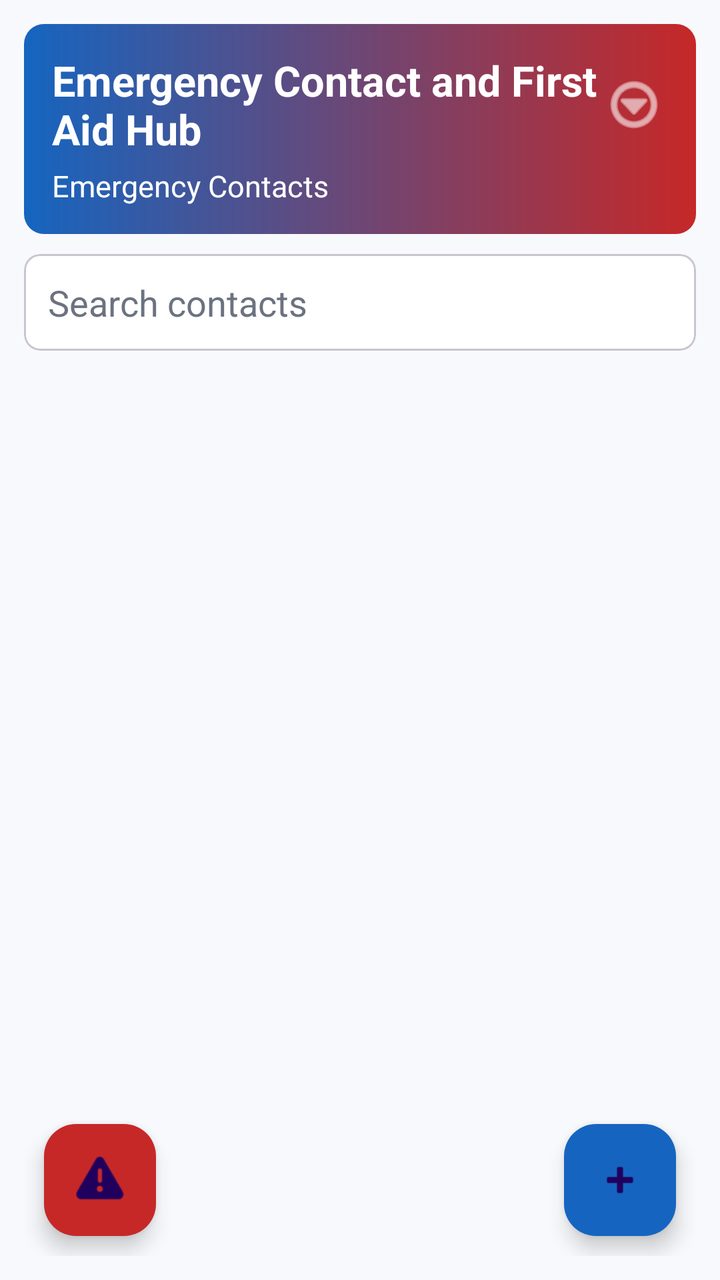
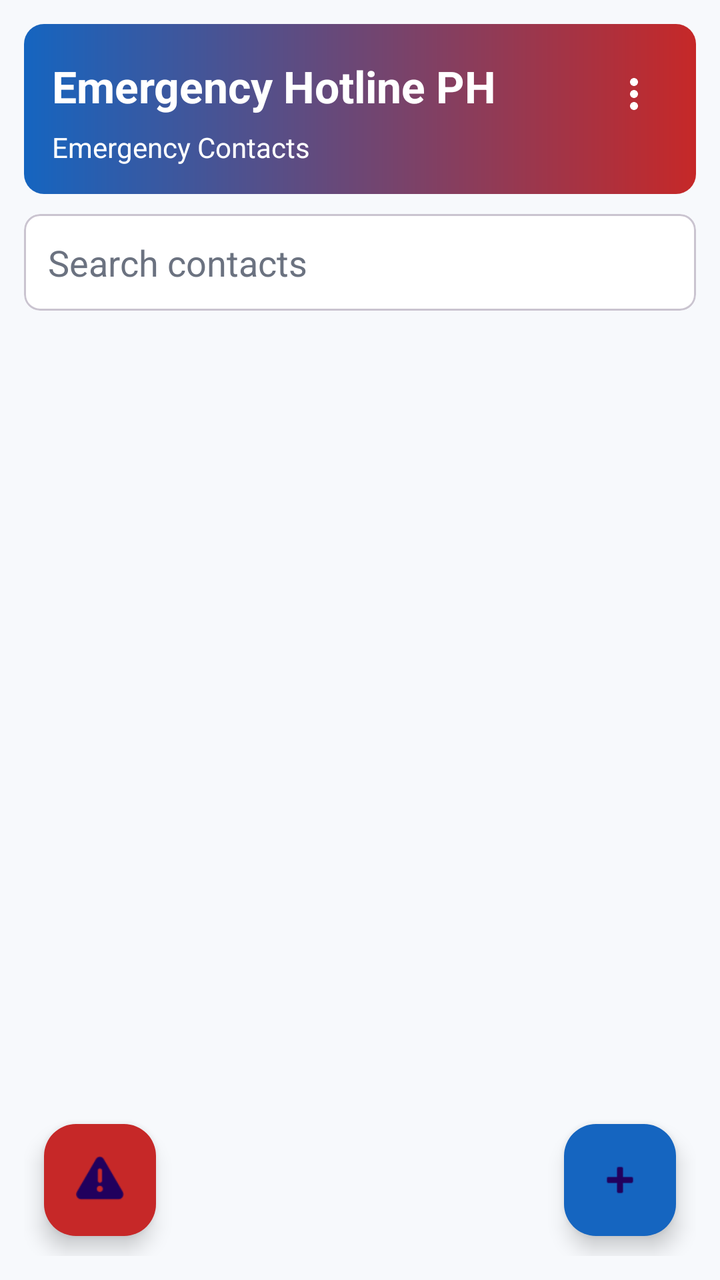

Compare the two renders of this Android layout. The source of the first and the diff that turns it into the second are given below.
<!-- AndroidManifest.xml: application theme Theme.EmergencyContactAndFirstAidHub -->
<!-- res/layout/activity_contacts.xml -->
<?xml version="1.0" encoding="utf-8"?>
<LinearLayout xmlns:android="http://schemas.android.com/apk/res/android"
    xmlns:app="http://schemas.android.com/apk/res-auto"
    android:layout_width="match_parent"
    android:layout_height="match_parent"
    android:background="@color/surface_soft"
    android:orientation="vertical"
    android:padding="12dp">

    <LinearLayout
        android:layout_width="match_parent"
        android:layout_height="wrap_content"
        android:background="@drawable/bg_header_gradient"
        android:orientation="vertical"
        android:padding="14dp">

        <LinearLayout
            android:layout_width="match_parent"
            android:layout_height="wrap_content"
            android:gravity="center_vertical"
            android:orientation="horizontal">

            <TextView
                android:layout_width="0dp"
                android:layout_height="wrap_content"
                android:layout_weight="1"
                android:text="Emergency Contact and First Aid Hub"
                android:textColor="@color/header_text"
                android:textSize="21sp"
                android:textStyle="bold" />

            <ImageButton
                android:id="@+id/btnMore"
                android:layout_width="34dp"
                android:layout_height="34dp"
                android:background="@android:color/transparent"
                android:contentDescription="More options"
                android:src="@android:drawable/ic_menu_more"
                android:tint="@color/header_text" />
        </LinearLayout>

        <TextView
            android:layout_width="match_parent"
            android:layout_height="wrap_content"
            android:layout_marginTop="4dp"
            android:text="Emergency Contacts"
            android:textColor="@color/header_text"
            android:textSize="15sp" />
    </LinearLayout>

    <com.google.android.material.card.MaterialCardView
        android:layout_width="match_parent"
        android:layout_height="wrap_content"
        android:layout_marginTop="10dp"
        app:cardBackgroundColor="@color/card_bg"
        app:cardCornerRadius="8dp">

        <EditText
            android:id="@+id/etSearch"
            android:layout_width="match_parent"
            android:layout_height="wrap_content"
            android:backgroundTint="@android:color/transparent"
            android:hint="Search contacts"
            android:padding="12dp"
            android:textColor="@color/input_text"
            android:textColorHint="@color/input_hint" />
    </com.google.android.material.card.MaterialCardView>

    <FrameLayout
        android:layout_width="match_parent"
        android:layout_height="0dp"
        android:layout_marginTop="10dp"
        android:layout_weight="1">

        <androidx.recyclerview.widget.RecyclerView
            android:id="@+id/rvContacts"
            android:layout_width="match_parent"
            android:layout_height="match_parent" />

        <com.google.android.material.floatingactionbutton.FloatingActionButton
            android:id="@+id/fabSos"
            android:layout_width="wrap_content"
            android:layout_height="wrap_content"
            android:layout_gravity="bottom|start"
            android:layout_margin="10dp"
            android:contentDescription="SOS"
            android:src="@android:drawable/ic_dialog_alert"
            app:backgroundTint="@color/safety_red"
            app:fabSize="mini" />

        <com.google.android.material.floatingactionbutton.FloatingActionButton
            android:id="@+id/fabAddContact"
            android:layout_width="wrap_content"
            android:layout_height="wrap_content"
            android:layout_gravity="bottom|end"
            android:layout_margin="10dp"
            android:contentDescription="Add contact"
            android:src="@android:drawable/ic_input_add"
            app:backgroundTint="@color/safety_blue"
            app:fabSize="mini" />
    </FrameLayout>

</LinearLayout>
<!-- resources referenced by this layout -->
<resources>
  <color name="card_bg">#FFFFFFFF</color>
  <color name="header_text">#FFFFFFFF</color>
  <color name="input_hint">#6B7280</color>
  <color name="input_text">#111827</color>
  <color name="safety_blue">#1565C0</color>
  <color name="safety_red">#C62828</color>
  <color name="surface_soft">#F7F9FC</color>
  <!-- drawable bg_header_gradient (drawable) -->
  <?xml version="1.0" encoding="utf-8"?>
  <shape xmlns:android="http://schemas.android.com/apk/res/android">
      <corners android:radius="10dp" />
      <gradient
          android:angle="0"
          android:startColor="@color/header_start"
          android:endColor="@color/header_end" />
  </shape>
  <style name="Theme.EmergencyContactAndFirstAidHub" parent="Base.Theme.EmergencyContactAndFirstAidHub" />
  <color name="header_start">#1565C0</color>
  <color name="header_end">#C62828</color>
  <style name="Base.Theme.EmergencyContactAndFirstAidHub" parent="Theme.Material3.DayNight.NoActionBar">
          <item name="colorPrimary">@color/safety_red</item>
          <item name="colorSecondary">@color/safety_blue</item>
          <item name="android:colorBackground">@color/white</item>
          <item name="android:windowBackground">@color/surface_soft</item>
          <item name="android:statusBarColor">@color/safety_blue</item>
          <item name="android:navigationBarColor">@color/surface_soft</item>
      </style>
  <color name="white">#FFFFFFFF</color>
</resources>

<!-- the commit's change to res/layout/activity_contacts.xml (unified diff, before → after) -->
@@ -24,9 +24,9 @@
                 android:layout_width="0dp"
                 android:layout_height="wrap_content"
                 android:layout_weight="1"
-                android:text="Emergency Contact and First Aid Hub"
+                android:text="@string/app_name"
                 android:textColor="@color/header_text"
-                android:textSize="21sp"
+                android:textSize="22sp"
                 android:textStyle="bold" />
 
             <ImageButton
@@ -35,7 +35,7 @@
                 android:layout_height="34dp"
                 android:background="@android:color/transparent"
                 android:contentDescription="More options"
-                android:src="@android:drawable/ic_menu_more"
+                android:src="@drawable/ic_more_vert"
                 android:tint="@color/header_text" />
         </LinearLayout>
 
@@ -45,7 +45,7 @@
             android:layout_marginTop="4dp"
             android:text="Emergency Contacts"
             android:textColor="@color/header_text"
-            android:textSize="15sp" />
+            android:textSize="14sp" />
     </LinearLayout>
 
     <com.google.android.material.card.MaterialCardView
<!-- resource entries referenced after the edit -->
@@ -16,6 +16,18 @@
           android:startColor="@color/header_start"
           android:endColor="@color/header_end" />
   </shape>
+  <!-- drawable ic_more_vert (drawable) -->
+  <?xml version="1.0" encoding="utf-8"?>
+  <vector xmlns:android="http://schemas.android.com/apk/res/android"
+      android:width="24dp"
+      android:height="24dp"
+      android:viewportWidth="24"
+      android:viewportHeight="24">
+      <path
+          android:fillColor="#FFFFFFFF"
+          android:pathData="M12,8a2,2 0 1,0 0.001,0zM12,14a2,2 0 1,0 0.001,0zM12,20a2,2 0 1,0 0.001,0z" />
+  </vector>
+  <string name="app_name">Emergency Hotline PH</string>
   <style name="Theme.EmergencyContactAndFirstAidHub" parent="Base.Theme.EmergencyContactAndFirstAidHub" />
   <color name="header_start">#1565C0</color>
   <color name="header_end">#C62828</color>
